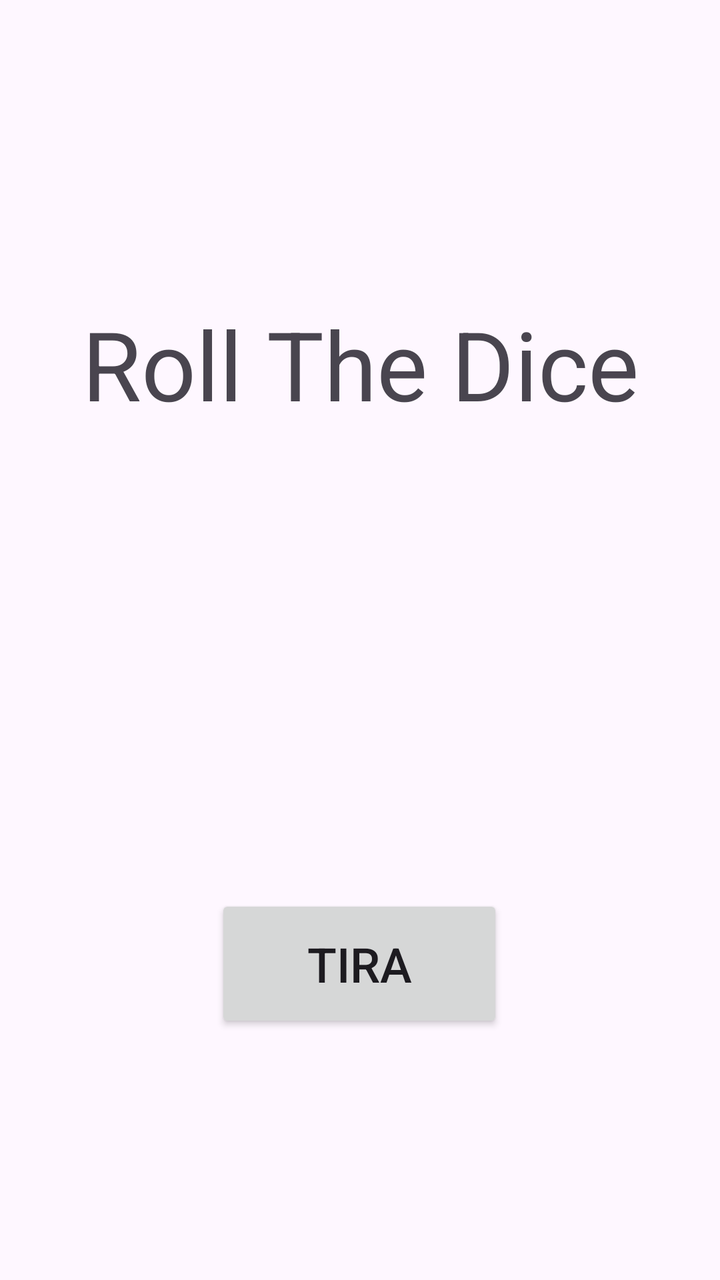
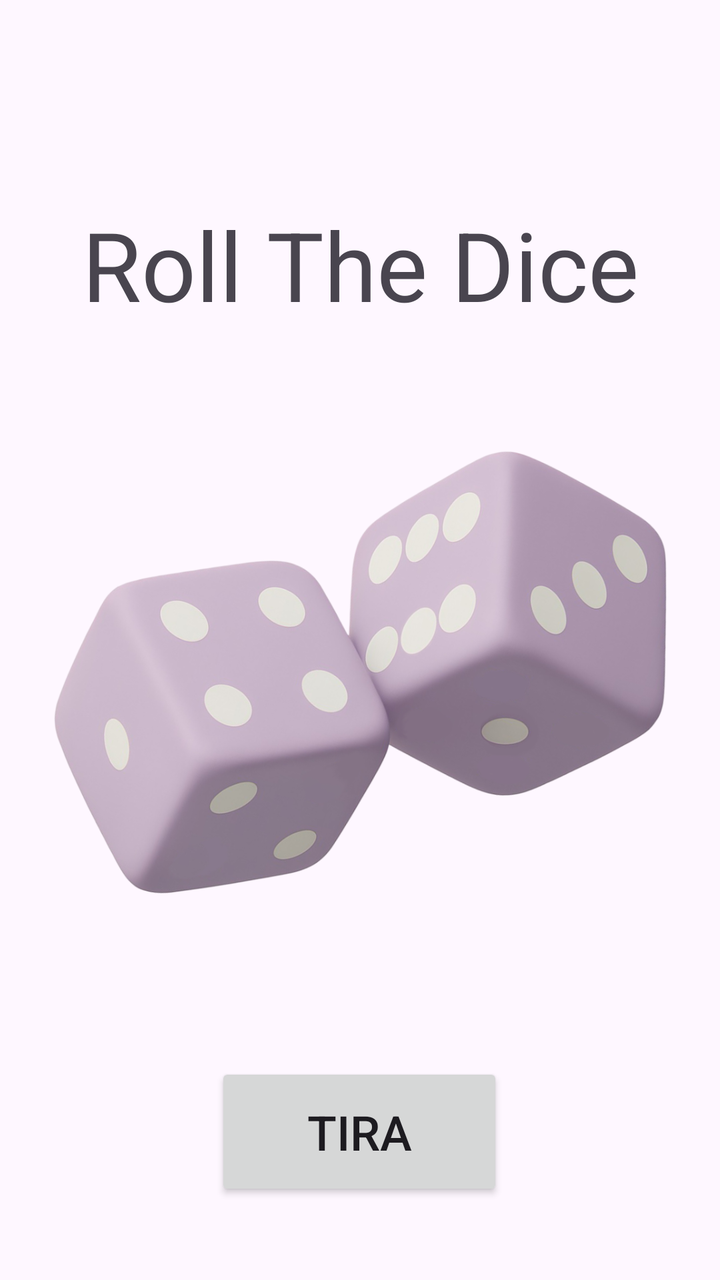

Compare the two renders of this Android layout. The source of the first and the diff that turns it into the second are given below.
<!-- AndroidManifest.xml: application theme Theme.RollTheDice -->
<!-- res/layout/activity_main.xml -->
<?xml version="1.0" encoding="utf-8"?>
<androidx.constraintlayout.widget.ConstraintLayout xmlns:android="http://schemas.android.com/apk/res/android"
    xmlns:app="http://schemas.android.com/apk/res-auto"
    xmlns:tools="http://schemas.android.com/tools"
    android:id="@+id/main"
    android:layout_width="match_parent"
    android:layout_height="match_parent"
    tools:context=".MainActivity">

    <TextView
        android:id="@+id/TextViewTitle"
        android:layout_width="wrap_content"
        android:layout_height="wrap_content"
        android:text="Roll The Dice"
        android:textAlignment="center"
        android:textSize="48sp"
        app:layout_constraintBottom_toBottomOf="parent"
        app:layout_constraintEnd_toEndOf="parent"
        app:layout_constraintStart_toStartOf="parent"
        app:layout_constraintTop_toTopOf="parent"
        app:layout_constraintVertical_bias="0.26" />

    <Button
        android:id="@+id/btnTira"
        android:layout_width="144dp"
        android:layout_height="69dp"
        android:text="Tira"
        android:textSize="24sp"
        app:layout_constraintBottom_toBottomOf="parent"
        app:layout_constraintEnd_toEndOf="parent"
        app:layout_constraintHorizontal_bias="0.498"
        app:layout_constraintStart_toStartOf="parent"
        app:layout_constraintTop_toBottomOf="@+id/TextViewTitle"
        app:layout_constraintVertical_bias="0.654" />

</androidx.constraintlayout.widget.ConstraintLayout>
<!-- resources referenced by this layout -->
<resources>
  <style name="Theme.RollTheDice" parent="Base.Theme.RollTheDice" />
  <style name="Base.Theme.RollTheDice" parent="Theme.Material3.DayNight.NoActionBar">
          
          
      </style>
</resources>

<!-- the commit's change to res/layout/activity_main.xml (unified diff, before → after) -->
@@ -14,11 +14,11 @@
         android:text="Roll The Dice"
         android:textAlignment="center"
         android:textSize="48sp"
-        app:layout_constraintBottom_toBottomOf="parent"
+        app:layout_constraintBottom_toTopOf="@+id/imageViewDadi"
         app:layout_constraintEnd_toEndOf="parent"
         app:layout_constraintStart_toStartOf="parent"
         app:layout_constraintTop_toTopOf="parent"
-        app:layout_constraintVertical_bias="0.26" />
+        app:layout_constraintVertical_bias="0.66" />
 
     <Button
         android:id="@+id/btnTira"
@@ -30,7 +30,19 @@
         app:layout_constraintEnd_toEndOf="parent"
         app:layout_constraintHorizontal_bias="0.498"
         app:layout_constraintStart_toStartOf="parent"
-        app:layout_constraintTop_toBottomOf="@+id/TextViewTitle"
+        app:layout_constraintTop_toBottomOf="@+id/imageViewDadi"
         app:layout_constraintVertical_bias="0.654" />
 
+    <ImageView
+        android:id="@+id/imageViewDadi"
+        android:layout_width="307dp"
+        android:layout_height="241dp"
+        android:layout_marginTop="8dp"
+        app:layout_constraintBottom_toBottomOf="parent"
+        app:layout_constraintEnd_toEndOf="parent"
+        app:layout_constraintStart_toStartOf="parent"
+        app:layout_constraintTop_toTopOf="parent"
+        app:layout_constraintVertical_bias="0.531"
+        app:srcCompat="@drawable/dadi" />
+
 </androidx.constraintlayout.widget.ConstraintLayout>
<!-- resource entries referenced after the edit -->
@@ -1,5 +1,6 @@
 <!-- resources referenced by this layout -->
 <resources>
+  <!-- drawable dadi: png bitmap (drawable, 295104 bytes) -->
   <style name="Theme.RollTheDice" parent="Base.Theme.RollTheDice" />
   <style name="Base.Theme.RollTheDice" parent="Theme.Material3.DayNight.NoActionBar">
           
